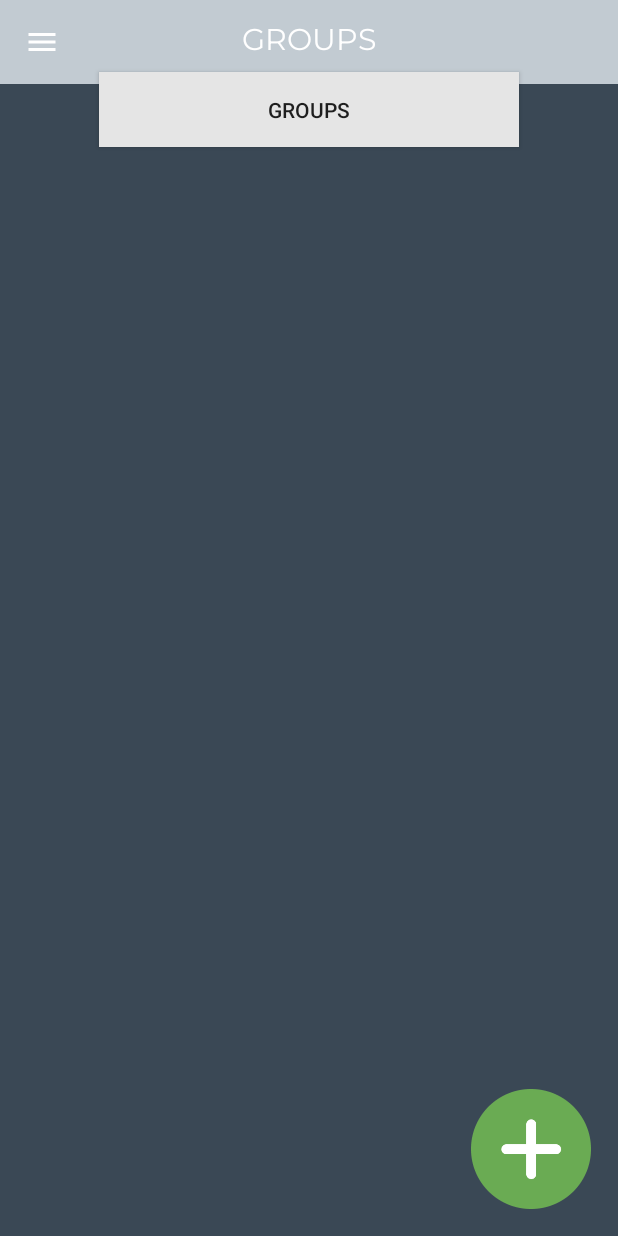
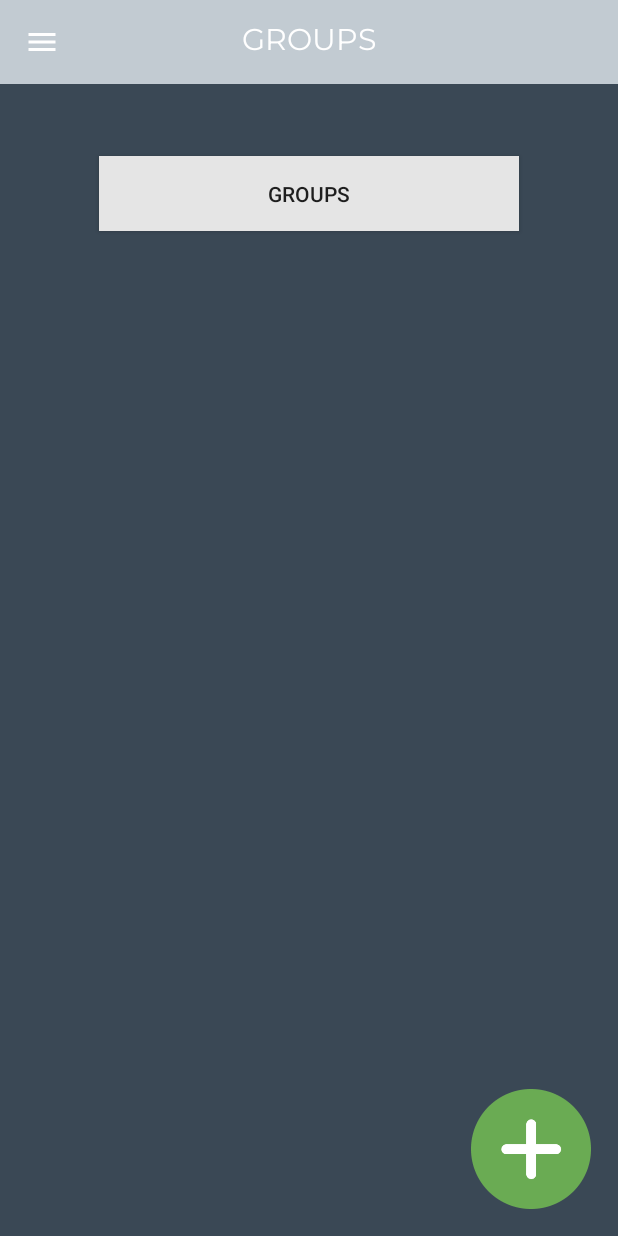
Before and after one commit to shawn40611/CSproject, an Android app: the GroupsActivity screen opened directly, with no data from a screen before it, on a phone screen of 412 x 824 dp. Run offline under Robolectric (Android 15) with nearby library versions, the phone set to English and light mode, and no system bars; libraries missing offline, so code that uses them is left out: com.google.api.client, com.google.api.services; 2 statements that could not run were skipped.

Commit message:
toolbar update

```diff
--- a/app/src/main/res/layout/activity_events_status.xml
+++ b/app/src/main/res/layout/activity_events_status.xml
@@ -24,7 +24,7 @@
     </android.support.v7.widget.Toolbar>
     <android.support.v7.widget.RecyclerView
         android:id="@+id/rv_events_status"
-        android:layout_below="@id/toolbar"
+        android:layout_below="@id/event_toolbar"
         android:layout_marginTop="@dimen/dp_29"
         android:scrollbars="vertical"
         android:layout_width="wrap_content"
--- a/app/src/main/res/layout/activity_groups.xml
+++ b/app/src/main/res/layout/activity_groups.xml
@@ -25,7 +25,7 @@
 
     <Button
         android:id="@+id/btn_groups"
-        android:layout_below="@id/toolbar"
+        android:layout_below="@id/group_toolbar"
         android:layout_width="@dimen/dp_280"
         android:layout_height="@dimen/dp_50"
         android:layout_marginTop="@dimen/dp_48"
```
